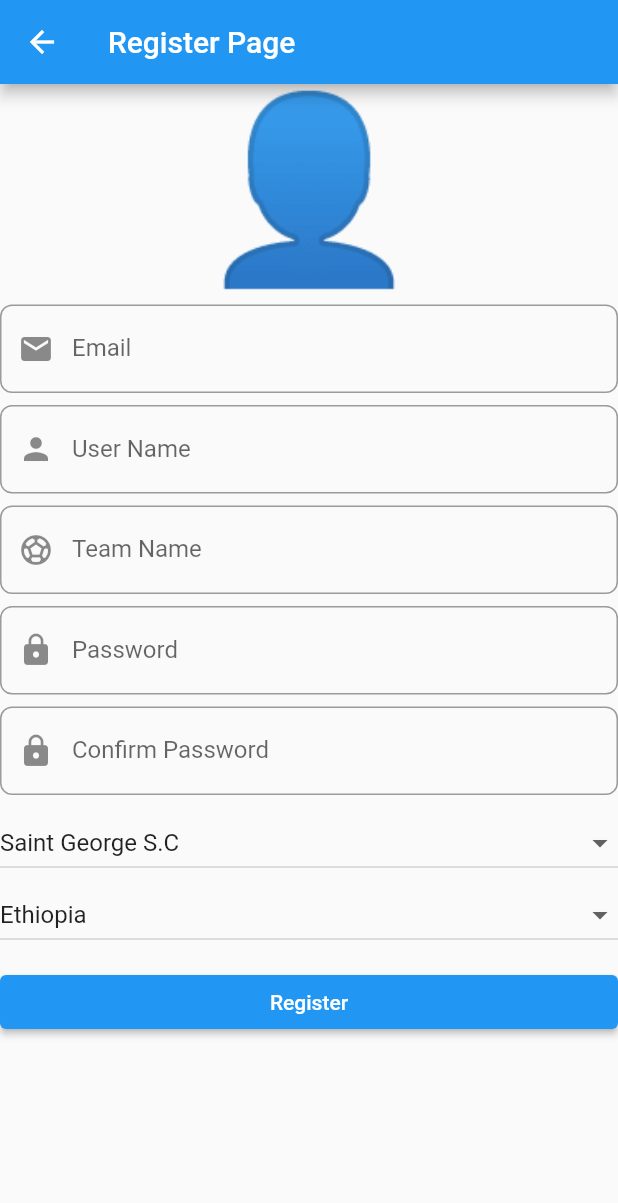
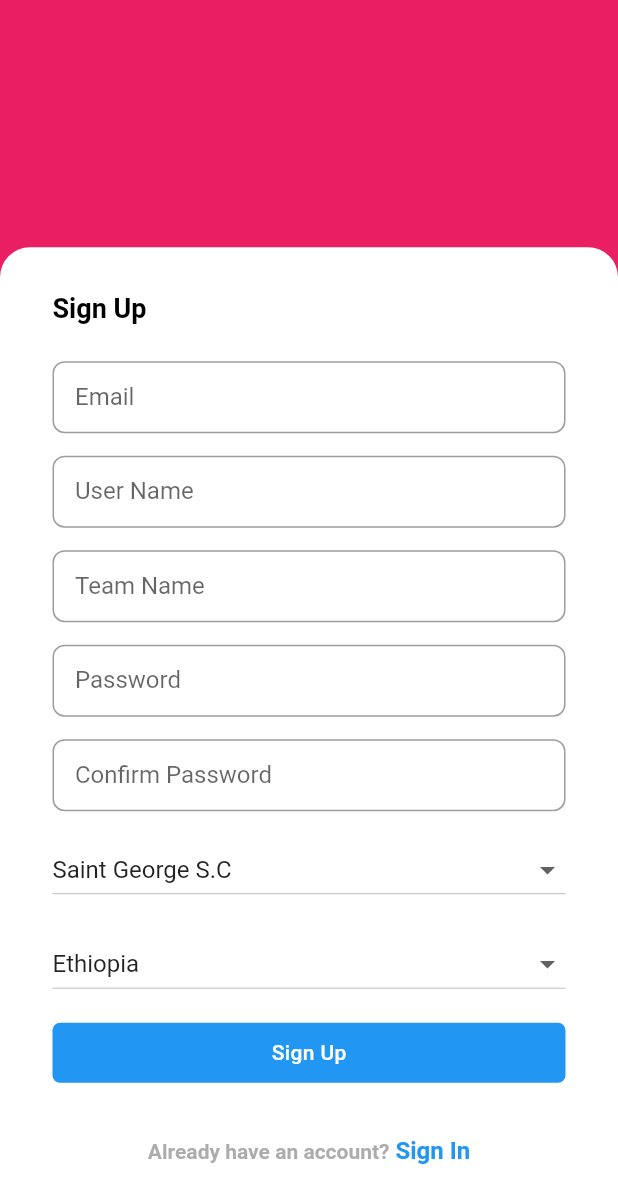
Before and after one commit to Infotekkers/EFPL, a Flutter app: the RegisterPage screen opened by its route, on a phone screen of 412 x 824 dp. Shown: the top 1203 px of the screen. Run offline on Flutter 3.47's test engine with Material 2 defaults, Android fonts, the light colour scheme and no system bars; our stand-ins replace bloc, dartz, flutter_bloc, flutter_boxicons, flutter_dotenv, flutter_secure_storage and 6 more; missing offline and left inert: http_interceptor; accounts and stored records are empty; generated files the repository leaves out were written again; statements that could not run were skipped.

Commit message:
Register Page Fixup

```diff
--- a/flutter-user-client/lib/presentation/authentication/register/register_view.dart
+++ b/flutter-user-client/lib/presentation/authentication/register/register_view.dart
@@ -13,12 +13,59 @@ class RegisterPage extends StatelessWidget {
     final UtilBloc _utilBloc = getIt<UtilBloc>();
     _utilBloc.add(const UtilEvent.setDefaultLocale());
     return Scaffold(
-      appBar: AppBar(
-        title: const Text('Register Page'),
-      ),
       body: BlocProvider(
         create: (context) => getIt<RegisterFormBloc>(),
-        child: const RegisterForm(),
+        child: SizedBox(
+          height: MediaQuery.of(context).size.height,
+          width: MediaQuery.of(context).size.width,
+          child: Stack(
+            children: [
+              // Top Section
+              Container(
+                width: MediaQuery.of(context).size.width,
+                height: MediaQuery.of(context).size.height * 0.25,
+                color: Colors.pink,
+              ),
+
+              // Register Form
+              Positioned(
+                bottom: 0,
+                right: 0,
+                child: Container(
+                  padding: const EdgeInsets.fromLTRB(35, 30, 35, 5),
+                  width: MediaQuery.of(context).size.width,
+                  height: MediaQuery.of(context).size.height * 0.8,
+                  decoration: const BoxDecoration(
+                    borderRadius: BorderRadius.only(
+                      topRight: Radius.circular(20),
+                      topLeft: Radius.circular(20),
+                    ),
+                    color: Colors.white,
+                  ),
+                  child: SingleChildScrollView(
+                    child: Column(
+                      crossAxisAlignment: CrossAxisAlignment.start,
+                      children: const [
+                        Text(
+                          "Sign Up",
+                          style: TextStyle(
+                            color: Colors.black,
+                            fontWeight: FontWeight.w700,
+                            fontSize: 18,
+                          ),
+                        ),
+                        SizedBox(
+                          height: 25,
+                        ),
+                        RegisterForm()
+                      ],
+                    ),
+                  ),
+                ),
+              )
+            ],
+          ),
+        ),
       ),
     );
   }
--- a/flutter-user-client/lib/presentation/authentication/register/widgets/register_form.dart
+++ b/flutter-user-client/lib/presentation/authentication/register/widgets/register_form.dart
@@ -1,12 +1,9 @@
-import 'dart:convert';
-import 'package:flutter_dotenv/flutter_dotenv.dart';
-import 'package:http/http.dart' as http;
+import 'package:efpl/application/auth/register_form/register_form_bloc.dart';
+import 'package:efpl/presentation/authentication/sign_in/sign_in_view.dart';
+import 'package:efpl/services/snack_bar.dart';
 
 import 'package:flutter/material.dart';
 import 'package:flutter_bloc/flutter_bloc.dart';
-
-import '../../../../services/snack_bar.dart';
-import '../../../../application/auth/register_form/register_form_bloc.dart';
 
 class RegisterForm extends StatelessWidget {
   const RegisterForm({Key? key}) : super(key: key);
@@ -86,21 +83,23 @@ class RegisterForm extends StatelessWidget {
           autovalidateMode: state.showErrorMessages
               ? AutovalidateMode.always
               : AutovalidateMode.disabled,
-          child: ListView(
+          child: Column(
             children: [
-              const Text(
-                '👤',
-                textAlign: TextAlign.center,
-                style: TextStyle(fontSize: 120),
-              ),
-              const SizedBox(
-                height: 6,
-              ),
+              // Email Input
               TextFormField(
                 keyboardType: TextInputType.text,
                 decoration: const InputDecoration(
-                  prefixIcon: Icon(Icons.email),
+                  // prefixIcon: Icon(Icons.email),
                   labelText: 'Email',
+                  focusedBorder: OutlineInputBorder(
+                    borderSide: BorderSide(
+                      color: Colors.blue,
+                    ),
+                  ),
+                  contentPadding: EdgeInsets.symmetric(
+                    vertical: 0.0,
+                    horizontal: 15.0,
+                  ),
                 ),
                 autocorrect: false,
                 onChanged: (value) => BlocProvider.of<RegisterFormBloc>(context)
@@ -116,12 +115,23 @@ class RegisterForm extends StatelessWidget {
                             orElse: () => null),
                         (_) => null),
               ),
-              const SizedBox(height: 8),
+              const SizedBox(height: 15),
+
+              // Username input
               TextFormField(
                 keyboardType: TextInputType.text,
                 decoration: const InputDecoration(
-                  prefixIcon: Icon(Icons.person),
+                  // prefixIcon: Icon(Icons.person),
                   labelText: 'User Name',
+                  focusedBorder: OutlineInputBorder(
+                    borderSide: BorderSide(
+                      color: Colors.blue,
+                    ),
+                  ),
+                  contentPadding: EdgeInsets.symmetric(
+                    vertical: 0.0,
+                    horizontal: 15.0,
+                  ),
                 ),
                 autocorrect: false,
                 onChanged: (value) => BlocProvider.of<RegisterFormBloc>(context)
@@ -137,12 +147,24 @@ class RegisterForm extends StatelessWidget {
                             orElse: () => null),
                         (_) => null),
               ),
-              const SizedBox(height: 8),
+
+              const SizedBox(height: 15),
+
+              // Team Name Input
               TextFormField(
                 keyboardType: TextInputType.text,
                 decoration: const InputDecoration(
-                  prefixIcon: Icon(Icons.sports_soccer),
+                  // prefixIcon: Icon(Icons.sports_soccer),
                   labelText: 'Team Name',
+                  focusedBorder: OutlineInputBorder(
+                    borderSide: BorderSide(
+                      color: Colors.blue,
+                    ),
+                  ),
+                  contentPadding: EdgeInsets.symmetric(
+                    vertical: 0.0,
+                    horizontal: 15.0,
+                  ),
                 ),
                 autocorrect: false,
                 onChanged: (value) => BlocProvider.of<RegisterFormBloc>(context)
@@ -158,12 +180,24 @@ class RegisterForm extends StatelessWidget {
                             orElse: () => null),
                         (_) => null),
               ),
-              const SizedBox(height: 8),
+
+              const SizedBox(height: 15),
+
+              // Password Input
               TextFormField(
                 keyboardType: TextInputType.text,
                 decoration: const InputDecoration(
-                  prefixIcon: Icon(Icons.lock),
+                  // prefixIcon: Icon(Icons.lock),
                   labelText: 'Password',
+                  focusedBorder: OutlineInputBorder(
+                    borderSide: BorderSide(
+                      color: Colors.blue,
+                    ),
+                  ),
+                  contentPadding: EdgeInsets.symmetric(
+                    vertical: 0.0,
+                    horizontal: 15.0,
+                  ),
                 ),
                 autocorrect: false,
                 onChanged: (value) => BlocProvider.of<RegisterFormBloc>(context)
@@ -180,12 +214,24 @@ class RegisterForm extends StatelessWidget {
                             orElse: () => null),
                         (_) => null),
               ),
-              const SizedBox(height: 8),
+
+              const SizedBox(height: 15),
+
+              // Confirm Password
               TextFormField(
                 // keyboardType: TextInputType.text,
                 decoration: const InputDecoration(
-                  prefixIcon: Icon(Icons.lock),
+                  // prefixIcon: Icon(Icons.lock),
                   labelText: 'Confirm Password',
+                  focusedBorder: OutlineInputBorder(
+                    borderSide: BorderSide(
+                      color: Colors.blue,
+                    ),
+                  ),
+                  contentPadding: EdgeInsets.symmetric(
+                    vertical: 0.0,
+                    horizontal: 15.0,
+                  ),
                 ),
                 autocorrect: false,
                 onChanged: (value) => BlocProvider.of<RegisterFormBloc>(context)
@@ -202,7 +248,10 @@ class RegisterForm extends StatelessWidget {
                             orElse: () => null),
                         (_) => null),
               ),
-              const SizedBox(height: 8),
+
+              const SizedBox(height: 15),
+
+              // Drop Down
               DropdownButton<String>(
                 value: state.favouriteEplTeam.value.fold(
                     (f) => f.maybeMap(empty: (_) => 'e', orElse: () => null),
@@ -235,6 +284,9 @@ class RegisterForm extends StatelessWidget {
                   RegisterFormEvent.favoriteEplTeamChanged(value!),
                 ),
               ),
+
+              const SizedBox(height: 15),
+
               DropdownButton<String>(
                   value: state.country.value.fold(
                       (f) => f.maybeMap(empty: (_) => 'e', orElse: () => null),
@@ -252,23 +304,83 @@ class RegisterForm extends StatelessWidget {
                   onChanged: (value) =>
                       BlocProvider.of<RegisterFormBloc>(context)
                           .add(RegisterFormEvent.countryChanged(value!))),
+
               const SizedBox(
-                height: 10,
+                height: 15,
               ),
-              // ElevatedButton(
-              //     onPressed: () {
-              //       print(state.favouriteEplTeam);
-              //     },
-              //     child: Text('e')),
-              // const Text(''),
-              ElevatedButton(
-                onPressed: state.isSubmitting
-                    ? null
-                    : () {
-                        BlocProvider.of<RegisterFormBloc>(context)
-                            .add(const RegisterFormEvent.registerUserPressed());
-                      },
-                child: const Text('Register'),
+
+              // Register Button
+              InkWell(
+                onTap: () {
+                  state.isSubmitting
+                      ? null
+                      : BlocProvider.of<RegisterFormBloc>(context).add(
+                          const RegisterFormEvent.registerUserPressed(),
+                        );
+                },
+                child: Container(
+                  width: MediaQuery.of(context).size.width,
+                  height: 40,
+                  decoration: const BoxDecoration(
+                    borderRadius: BorderRadius.only(
+                      topRight: Radius.circular(5),
+                      topLeft: Radius.circular(5),
+                      bottomRight: Radius.circular(5),
+                      bottomLeft: Radius.circular(5),
+                    ),
+                    // color: Colors.amber,
+                    color: Colors.blue,
+                  ),
+                  child: const Center(
+                    child: Text(
+                      'Sign Up',
+                      style: TextStyle(
+                        color: Colors.white,
+                        fontWeight: FontWeight.w500,
+                        letterSpacing: 0.25,
+                      ),
+                    ),
+                  ),
+                ),
+              ),
+
+              const SizedBox(height: 36),
+
+              InkWell(
+                onTap: () {
+                  Navigator.push(
+                    context,
+                    MaterialPageRoute(
+                      builder: (context) => const SignInPage(),
+                    ),
+                  );
+                },
+                child: Center(
+                  child: RichText(
+                    text: TextSpan(
+                      children: [
+                        // Normal text
+                        TextSpan(
+                          text: "Already have an account?",
+                          style: TextStyle(
+                            color: Colors.grey.withOpacity(0.85),
+                            fontWeight: FontWeight.w700,
+                          ),
+                        ),
+
+                        // Redirect
+                        const TextSpan(
+                          text: " Sign In",
+                          style: TextStyle(
+                            color: Colors.blue,
+                            fontWeight: FontWeight.bold,
+                            fontSize: 16,
+                          ),
+                        )
+                      ],
+                    ),
+                  ),
+                ),
               ),
             ],
           ),
--- a/flutter-user-client/lib/presentation/authentication/sign_in/sign_in_view.dart
+++ b/flutter-user-client/lib/presentation/authentication/sign_in/sign_in_view.dart
@@ -43,11 +43,12 @@ class SignInPage extends StatelessWidget {
                     ),
                     color: Colors.white,
                   ),
+                  child: SingleChildScrollView(
                     child: Column(
                       crossAxisAlignment: CrossAxisAlignment.start,
                       children: const [
                         Text(
-                        "Log in",
+                          "Sign In",
                           style: TextStyle(
                             color: Colors.black,
                             fontWeight: FontWeight.w700,
@@ -62,6 +63,7 @@ class SignInPage extends StatelessWidget {
                     ),
                   ),
                 ),
+              ),
             ],
           ),
         ),
```
Lines whose indentation alone changed are shown as unchanged.
